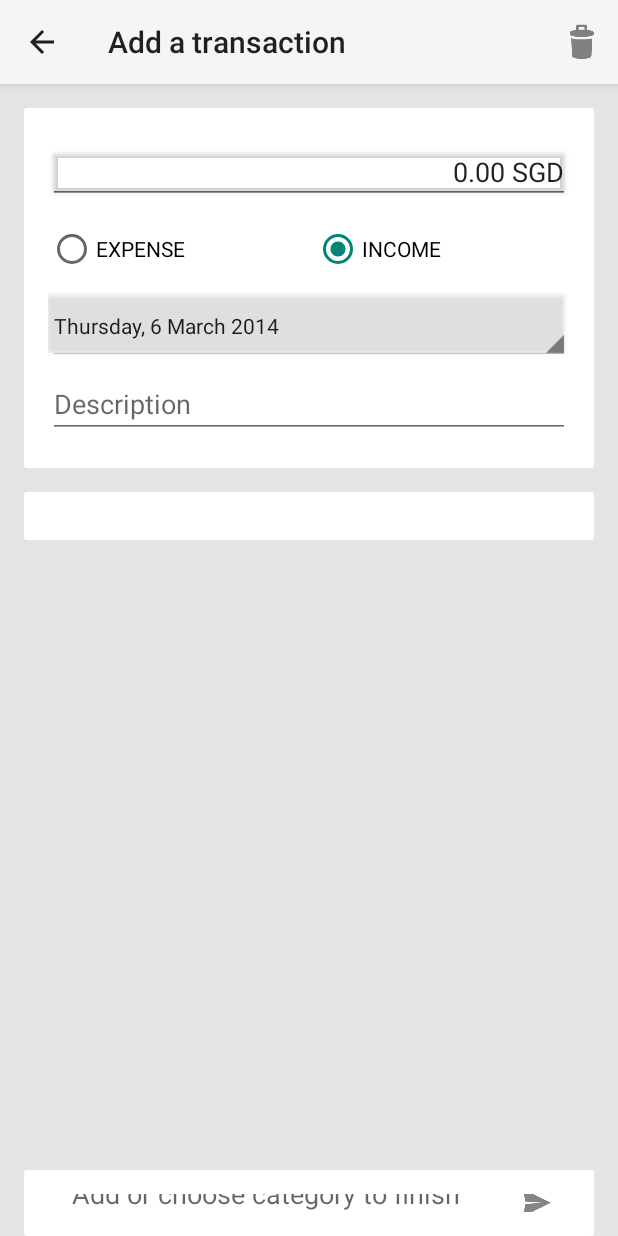
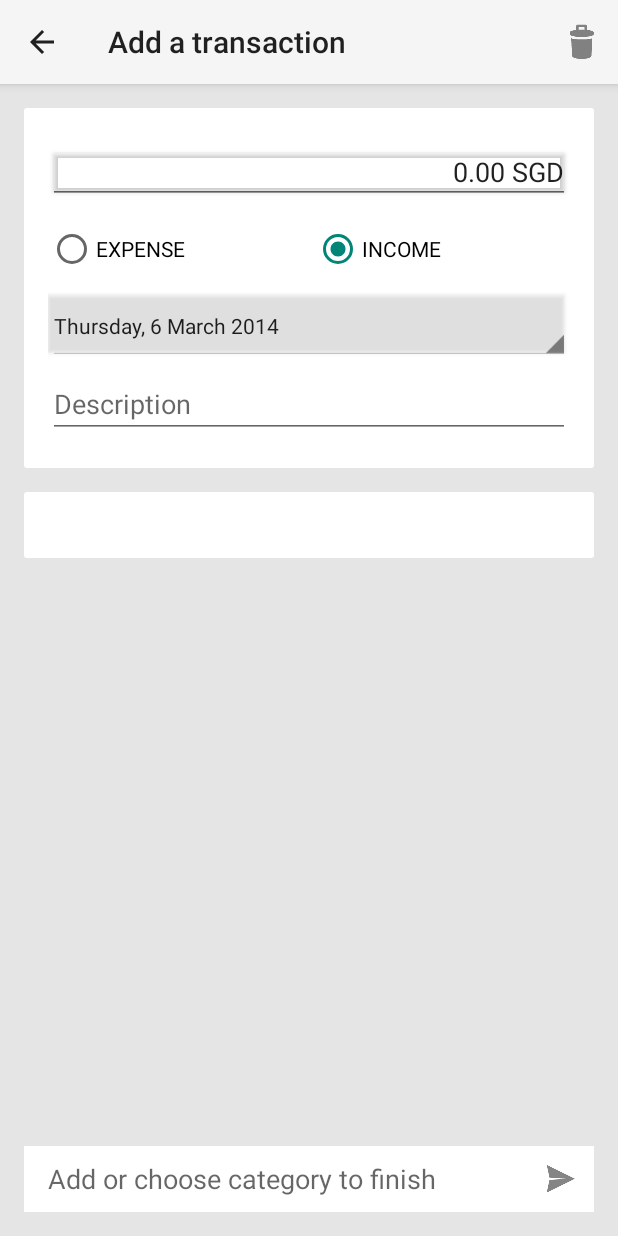
Before and after one commit to Lunion/Jotty, an Android app: the RecordFragment screen opened directly, with no data from a screen before it, on a phone screen of 412 x 824 dp. Run offline under Robolectric (Android 15) with nearby library versions, the phone set to English and light mode, and no system bars; libraries missing offline, so code that uses them is left out: com.doomonafireball.betterpickers; 3 statements that could not run were skipped.

Commit message:
Fixed layout issues

```diff
--- a/JotCash/src/main/java/com/lawenlerk/jotcash/RecordFragment.java
+++ b/JotCash/src/main/java/com/lawenlerk/jotcash/RecordFragment.java
@@ -564,12 +564,14 @@ public class RecordFragment extends Fragment
             case EXPENSE:
                 expenseCategoriesCursor = data;
                 // TODO refresh list only. do not change radio button
+                // TODO change to adapter
                 setType(Transaction.EXPENSE); // To refresh the list
 /*                expenseAdapter.swapCursor(data);*/
                 break;
             case INCOME:
                 incomeCategoriesCursor = data;
                 // TODO refresh list only. do not change radio button
+                // TODO change to adapter
                 setType(Transaction.INCOME); // To refresh the list
 /*                incomeAdapter.swapCursor(data);*/
                 break;
--- a/JotCash/src/main/res/layout-v14/record_fragment.xml
+++ b/JotCash/src/main/res/layout-v14/record_fragment.xml
@@ -19,6 +19,7 @@
             <LinearLayout
                 android:id="@+id/llTransactionDetails"
                 style="@style/card"
+                android:padding="@dimen/card_padding"
                 android:layout_width="fill_parent"
                 android:layout_height="wrap_content"
                 android:orientation="vertical">
@@ -83,6 +84,8 @@
             <LinearLayout
                 android:id="@+id/flvCategoryPicker"
                 style="@style/card"
+                android:padding="@dimen/card_padding"
+                android:minHeight="@dimen/touchables_min_length"
                 android:layout_width="fill_parent"
                 android:layout_height="wrap_content"
                 android:layout_marginBottom="52dp"
@@ -95,14 +98,15 @@
         style="@style/card"
         android:layout_width="wrap_content"
         android:layout_height="@dimen/touchables_min_length"
+        android:layout_marginBottom="@dimen/card_padding"
         android:layout_alignParentBottom="true">
 
         <EditText
             android:id="@+id/etCategorySearch"
             android:layout_width="fill_parent"
             android:layout_height="@dimen/touchables_min_length"
+            android:hint="@string/choose_category"
             android:background="@android:color/white"
-            android:hint="@string/choose_category"
             android:paddingLeft="@dimen/activity_horizontal_margin"
             android:paddingRight="@dimen/touchables_min_length"
             android:singleLine="true" />
--- a/JotCash/src/main/res/values/styles.xml
+++ b/JotCash/src/main/res/values/styles.xml
@@ -7,7 +7,6 @@
 
     <style name="card">
         <item name="android:background">@drawable/card_background</item>
-        <item name="android:padding">@dimen/card_padding</item>
         <item name="android:layout_marginTop">@dimen/card_margin</item>
         <item name="android:layout_marginLeft">@dimen/card_margin</item>
         <item name="android:layout_marginRight">@dimen/card_margin</item>
```
